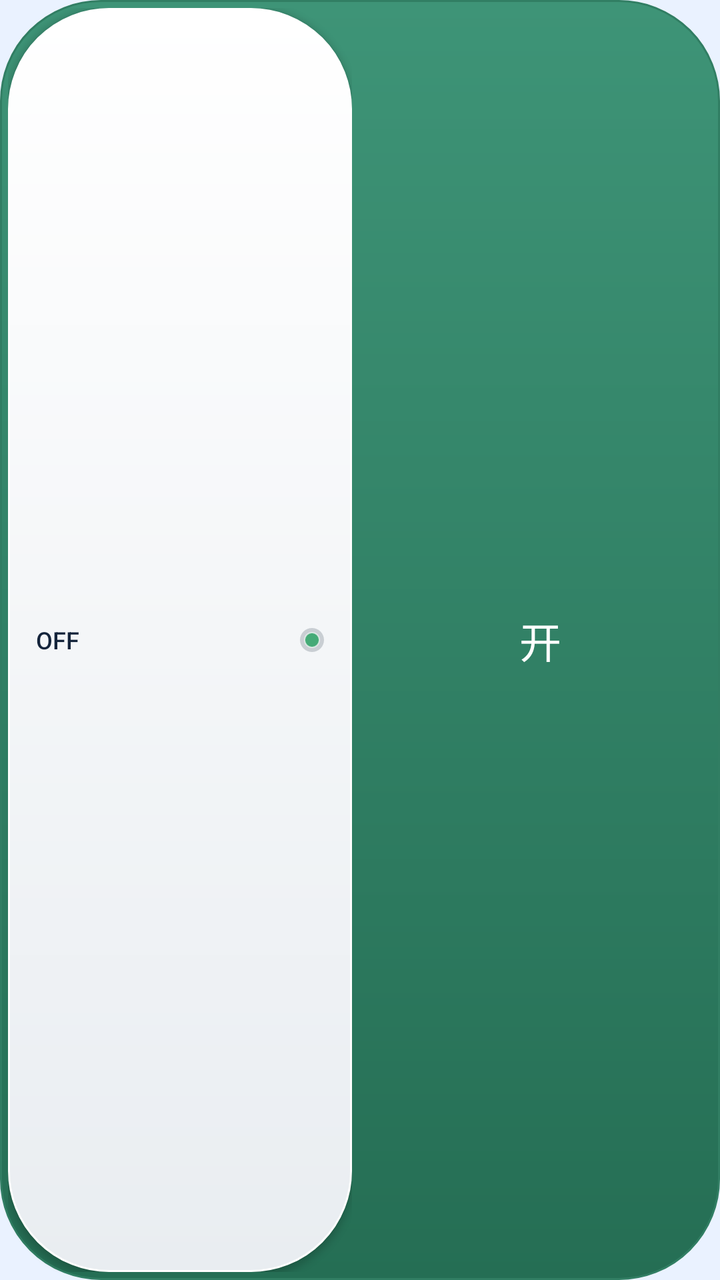
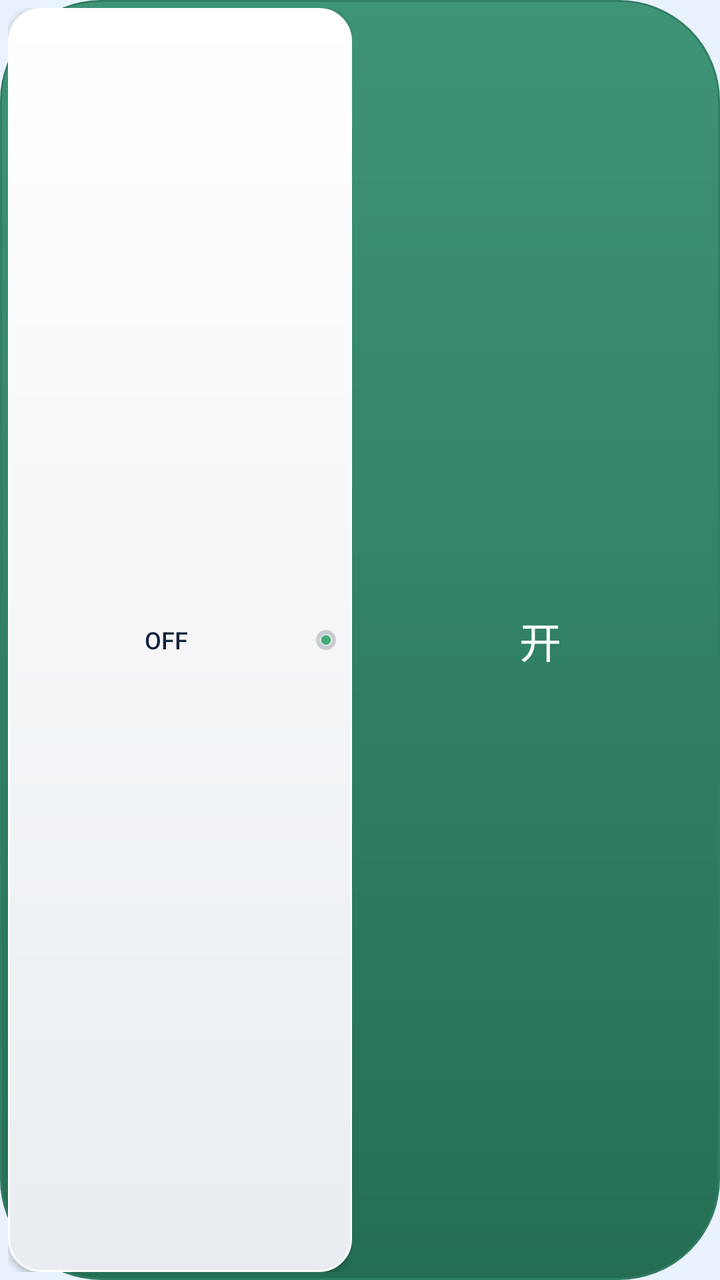

An Android layout rendered at two revisions. The XML below is the earlier revision; the diff shows what the commit changed to produce the second picture.
<!-- AndroidManifest.xml: application theme Theme.HotWater -->
<!-- res/layout/widget_switch_track.xml -->
<FrameLayout xmlns:android="http://schemas.android.com/apk/res/android" android:id="@+id/widget_switch_track" android:layout_width="match_parent" android:layout_height="match_parent" android:background="@drawable/widget_switch_track_open" android:clipChildren="true" android:layoutDirection="ltr">
    <LinearLayout android:layout_width="match_parent" android:layout_height="match_parent" android:orientation="horizontal">
        <TextView android:id="@+id/widget_switch_left" android:layout_width="0dp" android:layout_weight="1" android:layout_height="match_parent" android:gravity="center" android:text="关" android:textSize="21sp" android:fontFamily="sans-serif-medium" android:textColor="#FFFFFFFF" />
        <TextView android:id="@+id/widget_switch_right" android:layout_width="0dp" android:layout_weight="1" android:layout_height="match_parent" android:gravity="center" android:text="开" android:textSize="21sp" android:fontFamily="sans-serif-medium" android:textColor="#FFFFFFFF" />
    </LinearLayout>
    <ViewFlipper android:id="@+id/widget_thumb_off" android:layout_width="match_parent" android:layout_height="match_parent" android:inAnimation="@anim/widget_thumb_off" android:animateFirstView="false" android:autoStart="false" android:visibility="visible">
        <LinearLayout android:layout_width="match_parent" android:layout_height="match_parent" android:orientation="horizontal"><FrameLayout android:layout_width="0dp" android:layout_weight="1" android:layout_height="match_parent" android:padding="4dp">
        <RelativeLayout android:layout_width="match_parent" android:layout_height="match_parent" android:background="@drawable/widget_switch_thumb" android:elevation="2dp" android:paddingStart="14dp" android:paddingEnd="14dp">
            <TextView android:id="@+id/widget_thumb_text_off_0" android:layout_width="wrap_content" android:layout_height="wrap_content" android:layout_centerVertical="true" android:layout_alignParentStart="true" android:text="OFF" android:textSize="12sp" android:fontFamily="sans-serif-medium" android:textColor="@color/text_primary" />
            <ImageView android:id="@+id/widget_led_off_0" android:layout_width="12dp" android:layout_height="12dp" android:layout_centerVertical="true" android:layout_alignParentEnd="true" android:src="@drawable/widget_led_idle" android:contentDescription="@null" />
        </RelativeLayout>
    </FrameLayout><TextView android:layout_width="0dp" android:layout_weight="1" android:layout_height="match_parent" /></LinearLayout>
        <LinearLayout android:layout_width="match_parent" android:layout_height="match_parent" android:orientation="horizontal"><FrameLayout android:layout_width="0dp" android:layout_weight="1" android:layout_height="match_parent" android:padding="4dp">
        <RelativeLayout android:layout_width="match_parent" android:layout_height="match_parent" android:background="@drawable/widget_switch_thumb" android:elevation="2dp" android:paddingStart="14dp" android:paddingEnd="14dp">
            <TextView android:id="@+id/widget_thumb_text_off_1" android:layout_width="wrap_content" android:layout_height="wrap_content" android:layout_centerVertical="true" android:layout_alignParentStart="true" android:text="OFF" android:textSize="12sp" android:fontFamily="sans-serif-medium" android:textColor="@color/text_primary" />
            <ImageView android:id="@+id/widget_led_off_1" android:layout_width="12dp" android:layout_height="12dp" android:layout_centerVertical="true" android:layout_alignParentEnd="true" android:src="@drawable/widget_led_idle" android:contentDescription="@null" />
        </RelativeLayout>
    </FrameLayout><TextView android:layout_width="0dp" android:layout_weight="1" android:layout_height="match_parent" /></LinearLayout>
    </ViewFlipper>
    <ViewFlipper android:id="@+id/widget_thumb_on" android:layout_width="match_parent" android:layout_height="match_parent" android:inAnimation="@anim/widget_thumb_on" android:animateFirstView="false" android:autoStart="false" android:visibility="invisible">
        <LinearLayout android:layout_width="match_parent" android:layout_height="match_parent" android:orientation="horizontal"><TextView android:layout_width="0dp" android:layout_weight="1" android:layout_height="match_parent" /><FrameLayout android:layout_width="0dp" android:layout_weight="1" android:layout_height="match_parent" android:padding="4dp">
        <RelativeLayout android:layout_width="match_parent" android:layout_height="match_parent" android:background="@drawable/widget_switch_thumb" android:elevation="2dp" android:paddingStart="14dp" android:paddingEnd="14dp">
            <TextView android:id="@+id/widget_thumb_text_on_0" android:layout_width="wrap_content" android:layout_height="wrap_content" android:layout_centerVertical="true" android:layout_alignParentStart="true" android:text="ON" android:textSize="12sp" android:fontFamily="sans-serif-medium" android:textColor="@color/text_primary" />
            <ImageView android:id="@+id/widget_led_on_0" android:layout_width="12dp" android:layout_height="12dp" android:layout_centerVertical="true" android:layout_alignParentEnd="true" android:src="@drawable/widget_led_idle" android:contentDescription="@null" />
        </RelativeLayout>
    </FrameLayout></LinearLayout>
        <LinearLayout android:layout_width="match_parent" android:layout_height="match_parent" android:orientation="horizontal"><TextView android:layout_width="0dp" android:layout_weight="1" android:layout_height="match_parent" /><FrameLayout android:layout_width="0dp" android:layout_weight="1" android:layout_height="match_parent" android:padding="4dp">
        <RelativeLayout android:layout_width="match_parent" android:layout_height="match_parent" android:background="@drawable/widget_switch_thumb" android:elevation="2dp" android:paddingStart="14dp" android:paddingEnd="14dp">
            <TextView android:id="@+id/widget_thumb_text_on_1" android:layout_width="wrap_content" android:layout_height="wrap_content" android:layout_centerVertical="true" android:layout_alignParentStart="true" android:text="ON" android:textSize="12sp" android:fontFamily="sans-serif-medium" android:textColor="@color/text_primary" />
            <ImageView android:id="@+id/widget_led_on_1" android:layout_width="12dp" android:layout_height="12dp" android:layout_centerVertical="true" android:layout_alignParentEnd="true" android:src="@drawable/widget_led_idle" android:contentDescription="@null" />
        </RelativeLayout>
    </FrameLayout></LinearLayout>
    </ViewFlipper>
</FrameLayout>
<!-- resources referenced by this layout -->
<resources>
  <color name="text_primary">#14243B</color>
  <!-- drawable widget_led_idle (drawable) -->
  <layer-list xmlns:android="http://schemas.android.com/apk/res/android">
      <item><shape android:shape="oval"><solid android:color="#60808B95" /></shape></item>
      <item android:left="2dp" android:top="2dp" android:right="2dp" android:bottom="2dp"><shape android:shape="oval"><gradient android:startColor="#45AA77" android:endColor="#45AA77" android:angle="270" /><stroke android:width="0.5dp" android:color="#A0FFFFFF" /></shape></item>
  </layer-list>
  <!-- drawable widget_switch_thumb (drawable) -->
  <shape xmlns:android="http://schemas.android.com/apk/res/android" android:shape="rectangle">
      <gradient android:startColor="#FFFFFF" android:endColor="#E9EDF1" android:angle="270" />
      <corners android:radius="50dp" />
      <stroke android:width="1dp" android:color="#FFFFFF" />
  </shape>
  <!-- drawable widget_switch_track_open (drawable) -->
  <shape xmlns:android="http://schemas.android.com/apk/res/android" android:shape="rectangle">
      <gradient android:startColor="#3E9477" android:endColor="#256E54" android:angle="270" />
      <corners android:radius="50dp" />
      <stroke android:width="1dp" android:color="#317E63" />
  </shape>
  <style name="Theme.HotWater" parent="Theme.Material3.Light.NoActionBar">
          <item name="android:statusBarColor">@android:color/transparent</item>
          <item name="android:navigationBarColor">@android:color/transparent</item>
          <item name="android:windowBackground">@color/startup_sky_system</item>
          <item name="android:windowSplashScreenBackground" tools:targetApi="s">@color/startup_sky_system</item>
          <item name="android:windowDisablePreview">@bool/startup_disable_preview</item>
          <item name="android:windowLightStatusBar" tools:targetApi="m">true</item>
          <item name="colorPrimary">@color/text_primary</item>
          <item name="colorOnPrimary">@android:color/white</item>
          <item name="colorSurface">@color/surface</item>
      </style>
  <color name="startup_sky_system">#EAF2FF</color>
  <color name="surface">#E9F3FF</color>
</resources>

<!-- the commit's change to res/layout/widget_switch_track.xml (unified diff, before → after) -->
@@ -1,34 +1,34 @@
-<FrameLayout xmlns:android="http://schemas.android.com/apk/res/android" android:id="@+id/widget_switch_track" android:layout_width="match_parent" android:layout_height="match_parent" android:background="@drawable/widget_switch_track_open" android:clipChildren="true" android:layoutDirection="ltr">
+<FrameLayout xmlns:android="http://schemas.android.com/apk/res/android" android:id="@+id/widget_switch_track" android:layout_width="match_parent" android:layout_height="48dp" android:layout_gravity="center_vertical" android:background="@drawable/widget_switch_track_open" android:clipChildren="true" android:layoutDirection="ltr">
     <LinearLayout android:layout_width="match_parent" android:layout_height="match_parent" android:orientation="horizontal">
         <TextView android:id="@+id/widget_switch_left" android:layout_width="0dp" android:layout_weight="1" android:layout_height="match_parent" android:gravity="center" android:text="关" android:textSize="21sp" android:fontFamily="sans-serif-medium" android:textColor="#FFFFFFFF" />
         <TextView android:id="@+id/widget_switch_right" android:layout_width="0dp" android:layout_weight="1" android:layout_height="match_parent" android:gravity="center" android:text="开" android:textSize="21sp" android:fontFamily="sans-serif-medium" android:textColor="#FFFFFFFF" />
     </LinearLayout>
     <ViewFlipper android:id="@+id/widget_thumb_off" android:layout_width="match_parent" android:layout_height="match_parent" android:inAnimation="@anim/widget_thumb_off" android:animateFirstView="false" android:autoStart="false" android:visibility="visible">
         <LinearLayout android:layout_width="match_parent" android:layout_height="match_parent" android:orientation="horizontal"><FrameLayout android:layout_width="0dp" android:layout_weight="1" android:layout_height="match_parent" android:padding="4dp">
-        <RelativeLayout android:layout_width="match_parent" android:layout_height="match_parent" android:background="@drawable/widget_switch_thumb" android:elevation="2dp" android:paddingStart="14dp" android:paddingEnd="14dp">
-            <TextView android:id="@+id/widget_thumb_text_off_0" android:layout_width="wrap_content" android:layout_height="wrap_content" android:layout_centerVertical="true" android:layout_alignParentStart="true" android:text="OFF" android:textSize="12sp" android:fontFamily="sans-serif-medium" android:textColor="@color/text_primary" />
-            <ImageView android:id="@+id/widget_led_off_0" android:layout_width="12dp" android:layout_height="12dp" android:layout_centerVertical="true" android:layout_alignParentEnd="true" android:src="@drawable/widget_led_idle" android:contentDescription="@null" />
-        </RelativeLayout>
+        <LinearLayout android:layout_width="match_parent" android:layout_height="match_parent" android:orientation="horizontal" android:gravity="center_vertical" android:background="@drawable/widget_switch_thumb" android:elevation="2dp" android:paddingStart="8dp" android:paddingEnd="8dp">
+            <TextView android:id="@+id/widget_thumb_text_off_0" android:layout_width="0dp" android:layout_weight="1" android:layout_height="match_parent" android:gravity="center" android:text="OFF" android:textSize="12sp" android:autoSizeTextType="uniform" android:autoSizeMinTextSize="8sp" android:autoSizeMaxTextSize="12sp" android:singleLine="true" android:fontFamily="sans-serif-medium" android:textColor="@color/text_primary" />
+            <ImageView android:id="@+id/widget_led_off_0" android:layout_width="10dp" android:layout_height="10dp" android:layout_marginStart="4dp" android:src="@drawable/widget_led_idle" android:contentDescription="@null" />
+        </LinearLayout>
     </FrameLayout><TextView android:layout_width="0dp" android:layout_weight="1" android:layout_height="match_parent" /></LinearLayout>
         <LinearLayout android:layout_width="match_parent" android:layout_height="match_parent" android:orientation="horizontal"><FrameLayout android:layout_width="0dp" android:layout_weight="1" android:layout_height="match_parent" android:padding="4dp">
-        <RelativeLayout android:layout_width="match_parent" android:layout_height="match_parent" android:background="@drawable/widget_switch_thumb" android:elevation="2dp" android:paddingStart="14dp" android:paddingEnd="14dp">
-            <TextView android:id="@+id/widget_thumb_text_off_1" android:layout_width="wrap_content" android:layout_height="wrap_content" android:layout_centerVertical="true" android:layout_alignParentStart="true" android:text="OFF" android:textSize="12sp" android:fontFamily="sans-serif-medium" android:textColor="@color/text_primary" />
-            <ImageView android:id="@+id/widget_led_off_1" android:layout_width="12dp" android:layout_height="12dp" android:layout_centerVertical="true" android:layout_alignParentEnd="true" android:src="@drawable/widget_led_idle" android:contentDescription="@null" />
-        </RelativeLayout>
+        <LinearLayout android:layout_width="match_parent" android:layout_height="match_parent" android:orientation="horizontal" android:gravity="center_vertical" android:background="@drawable/widget_switch_thumb" android:elevation="2dp" android:paddingStart="8dp" android:paddingEnd="8dp">
+            <TextView android:id="@+id/widget_thumb_text_off_1" android:layout_width="0dp" android:layout_weight="1" android:layout_height="match_parent" android:gravity="center" android:text="OFF" android:textSize="12sp" android:autoSizeTextType="uniform" android:autoSizeMinTextSize="8sp" android:autoSizeMaxTextSize="12sp" android:singleLine="true" android:fontFamily="sans-serif-medium" android:textColor="@color/text_primary" />
+            <ImageView android:id="@+id/widget_led_off_1" android:layout_width="10dp" android:layout_height="10dp" android:layout_marginStart="4dp" android:src="@drawable/widget_led_idle" android:contentDescription="@null" />
+        </LinearLayout>
     </FrameLayout><TextView android:layout_width="0dp" android:layout_weight="1" android:layout_height="match_parent" /></LinearLayout>
     </ViewFlipper>
     <ViewFlipper android:id="@+id/widget_thumb_on" android:layout_width="match_parent" android:layout_height="match_parent" android:inAnimation="@anim/widget_thumb_on" android:animateFirstView="false" android:autoStart="false" android:visibility="invisible">
         <LinearLayout android:layout_width="match_parent" android:layout_height="match_parent" android:orientation="horizontal"><TextView android:layout_width="0dp" android:layout_weight="1" android:layout_height="match_parent" /><FrameLayout android:layout_width="0dp" android:layout_weight="1" android:layout_height="match_parent" android:padding="4dp">
-        <RelativeLayout android:layout_width="match_parent" android:layout_height="match_parent" android:background="@drawable/widget_switch_thumb" android:elevation="2dp" android:paddingStart="14dp" android:paddingEnd="14dp">
-            <TextView android:id="@+id/widget_thumb_text_on_0" android:layout_width="wrap_content" android:layout_height="wrap_content" android:layout_centerVertical="true" android:layout_alignParentStart="true" android:text="ON" android:textSize="12sp" android:fontFamily="sans-serif-medium" android:textColor="@color/text_primary" />
-            <ImageView android:id="@+id/widget_led_on_0" android:layout_width="12dp" android:layout_height="12dp" android:layout_centerVertical="true" android:layout_alignParentEnd="true" android:src="@drawable/widget_led_idle" android:contentDescription="@null" />
-        </RelativeLayout>
+        <LinearLayout android:layout_width="match_parent" android:layout_height="match_parent" android:orientation="horizontal" android:gravity="center_vertical" android:background="@drawable/widget_switch_thumb" android:elevation="2dp" android:paddingStart="8dp" android:paddingEnd="8dp">
+            <TextView android:id="@+id/widget_thumb_text_on_0" android:layout_width="0dp" android:layout_weight="1" android:layout_height="match_parent" android:gravity="center" android:text="ON" android:textSize="12sp" android:autoSizeTextType="uniform" android:autoSizeMinTextSize="8sp" android:autoSizeMaxTextSize="12sp" android:singleLine="true" android:fontFamily="sans-serif-medium" android:textColor="@color/text_primary" />
+            <ImageView android:id="@+id/widget_led_on_0" android:layout_width="10dp" android:layout_height="10dp" android:layout_marginStart="4dp" android:src="@drawable/widget_led_idle" android:contentDescription="@null" />
+        </LinearLayout>
     </FrameLayout></LinearLayout>
         <LinearLayout android:layout_width="match_parent" android:layout_height="match_parent" android:orientation="horizontal"><TextView android:layout_width="0dp" android:layout_weight="1" android:layout_height="match_parent" /><FrameLayout android:layout_width="0dp" android:layout_weight="1" android:layout_height="match_parent" android:padding="4dp">
-        <RelativeLayout android:layout_width="match_parent" android:layout_height="match_parent" android:background="@drawable/widget_switch_thumb" android:elevation="2dp" android:paddingStart="14dp" android:paddingEnd="14dp">
-            <TextView android:id="@+id/widget_thumb_text_on_1" android:layout_width="wrap_content" android:layout_height="wrap_content" android:layout_centerVertical="true" android:layout_alignParentStart="true" android:text="ON" android:textSize="12sp" android:fontFamily="sans-serif-medium" android:textColor="@color/text_primary" />
-            <ImageView android:id="@+id/widget_led_on_1" android:layout_width="12dp" android:layout_height="12dp" android:layout_centerVertical="true" android:layout_alignParentEnd="true" android:src="@drawable/widget_led_idle" android:contentDescription="@null" />
-        </RelativeLayout>
+        <LinearLayout android:layout_width="match_parent" android:layout_height="match_parent" android:orientation="horizontal" android:gravity="center_vertical" android:background="@drawable/widget_switch_thumb" android:elevation="2dp" android:paddingStart="8dp" android:paddingEnd="8dp">
+            <TextView android:id="@+id/widget_thumb_text_on_1" android:layout_width="0dp" android:layout_weight="1" android:layout_height="match_parent" android:gravity="center" android:text="ON" android:textSize="12sp" android:autoSizeTextType="uniform" android:autoSizeMinTextSize="8sp" android:autoSizeMaxTextSize="12sp" android:singleLine="true" android:fontFamily="sans-serif-medium" android:textColor="@color/text_primary" />
+            <ImageView android:id="@+id/widget_led_on_1" android:layout_width="10dp" android:layout_height="10dp" android:layout_marginStart="4dp" android:src="@drawable/widget_led_idle" android:contentDescription="@null" />
+        </LinearLayout>
     </FrameLayout></LinearLayout>
     </ViewFlipper>
 </FrameLayout>
<!-- resource entries referenced after the edit -->
@@ -9,7 +9,7 @@
   <!-- drawable widget_switch_thumb (drawable) -->
   <shape xmlns:android="http://schemas.android.com/apk/res/android" android:shape="rectangle">
       <gradient android:startColor="#FFFFFF" android:endColor="#E9EDF1" android:angle="270" />
-      <corners android:radius="50dp" />
+      <corners android:radius="16dp" />
       <stroke android:width="1dp" android:color="#FFFFFF" />
   </shape>
   <!-- drawable widget_switch_track_open (drawable) -->
